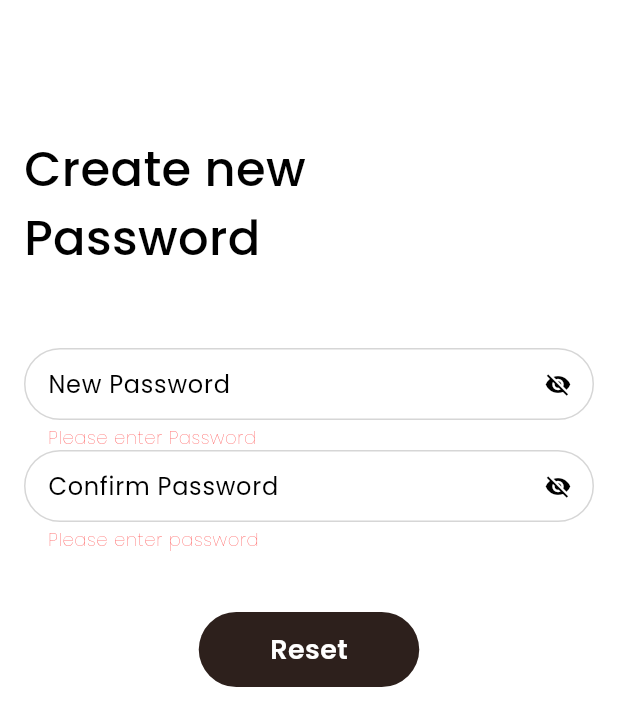
After one commit to Zeeshan08042003/easy_callers_mobile, a Flutter app: the ResetPasswordScreen screen opened directly, after a tap on "Reset", on a phone screen of 412 x 824 dp. The commit adds this screen. Shown: the top 726 px of the screen. Run offline on Flutter 3.47's test engine with Material 3 defaults, Android fonts, the phone set to English and light mode, and no system bars; our stand-ins replace dropdown_button2, flutter_svg, fluttertoast, get, infinite_scroll_pagination and 2 more; missing offline and left inert: dart:ffi; accounts and stored records are empty; network calls fail.

Commit message:
update reset password, much more

```diff
--- a/lib/auth/controller/login_controller.dart
+++ b/lib/auth/controller/login_controller.dart
@@ -1,3 +1,4 @@
+import 'package:easy_callers_mobile/auth/reset_password.dart';
 import 'package:easy_callers_mobile/dashboard/dashboard_screen.dart';
 import 'package:easy_callers_mobile/webservices/webservices.dart';
 import 'package:get/get.dart';
@@ -11,7 +12,12 @@ class LoginController extends GetxController {
   RxString password = "".obs;
   RxString emailError = "".obs;
   RxString passwordError = "".obs;
+  RxString newPassword = "".obs;
+  RxString confirmPassword = "".obs;
+  RxString newPasswordError = "".obs;
+  RxString confirmPasswordError = "".obs;
   RxBool enableButton = false.obs;
+  RxBool isPasswordReset = false.obs;
   var webservice = WebService();
   Rx<User?> userData = Rx<User?>(null);
   Rx<Company?> companyData = Rx<Company?>(null);
@@ -50,6 +56,39 @@ class LoginController extends GetxController {
     print("button val : ${enableButton.value}");
   }
 
+  verifyPassword() async {
+    bool isValid = true;
+    RegExp regExp = RegExp(Constants.PASS_REGEX1);
+    RegExp regExp1 = RegExp(Constants.PASS_REGEX1);
+
+    if (newPassword.value.length == 0) {
+      newPasswordError('Please enter Password');
+      isValid = false;
+    } else if (!regExp1.hasMatch(newPassword.value)) {
+      newPasswordError('Please enter valid Password');
+      isValid = false;
+    } else {
+      newPasswordError('');
+    }
+
+    if (confirmPassword.value.length == 0) {
+      confirmPasswordError('Please enter password');
+      isValid = false;
+    } else if (!regExp1.hasMatch(confirmPassword.value)) {
+      confirmPasswordError('Please enter valid password');
+      isValid = false;
+    } else {
+      confirmPasswordError('');
+    }
+    enableButton(isValid);
+    if (enableButton.value == true) {
+        await resetPassword(
+          password :newPassword.value,confirmPassword: confirmPassword.value
+        );
+    }
+    print("button val : ${enableButton.value}");
+  }
+
   getUserLogin(String email,String password) async {
     isLoading(true);
     var response = await webservice.getLogin(email, password);
@@ -61,12 +100,25 @@ class LoginController extends GetxController {
         var company = response.payload?.data?.company;
         userData(user);
         companyData(company);
-        await prefs.setString("userId", user?.id ?? '');
-        await prefs.setString("companyId", user?.companyId ?? '');
         await prefs.setString("token", response.payload?.token ?? '');
-        await prefs.setString("name", "${response.payload?.data?.user?.firstName} ${response.payload?.data?.user?.lastName}");
-        await prefs.setString("email", response.payload?.data?.user?.email??'');
-        Get.offAll(() => DashboardScreen());
+        if(user?.isActive == false){
+          var data = await Get.to(() => ResetPasswordScreen(isActive: user?.isActive));
+          if(data == true){
+            await prefs.setString("userId", user?.id ?? '');
+            await prefs.setString("companyId", user?.companyId ?? '');
+            await prefs.setString("name", "${response.payload?.data?.user?.firstName} ${response.payload?.data?.user?.lastName}");
+            await prefs.setString("email", response.payload?.data?.user?.email??'');
+            await Get.offAll(() => DashboardScreen());
+          }else{
+            Get.back();
+          }
+        }else{
+          await prefs.setString("userId", user?.id ?? '');
+          await prefs.setString("companyId", user?.companyId ?? '');
+          await prefs.setString("name", "${response.payload?.data?.user?.firstName} ${response.payload?.data?.user?.lastName}");
+          await prefs.setString("email", response.payload?.data?.user?.email??'');
+          await Get.offAll(() => DashboardScreen());
+        }
       } else if (response.payload?.success == false) {
         print('else');
         String msg = response.payload?.message ?? 'Something went wrong';
@@ -78,4 +130,18 @@ class LoginController extends GetxController {
     }
     isLoading(false);
   }
+
+
+  resetPassword({String? confirmPassword ,String? password}) async {
+    isPasswordReset(true);
+    var response = await webservice.getPasswordReset(confirmPassword??'', password??'');
+    if(response.apiResponse.status == API_STATUS.SUCCESS){
+      if(response.payload?.success == true){
+        Get.back(result: true);
+      }
+    }
+    isPasswordReset(false);
+  }
+
+
 }
--- a/lib/auth/login_screen.dart
+++ b/lib/auth/login_screen.dart
@@ -1,3 +1,4 @@
+import 'package:easy_callers_mobile/auth/reset_password.dart';
 import 'package:easy_callers_mobile/auth/sign_up_textfield.dart';
 import 'package:flutter/material.dart';
 import 'package:flutter_svg/svg.dart';
@@ -84,7 +85,8 @@ class LoginScreen extends StatelessWidget {
               Align(
                 alignment: Alignment.centerRight,
                 child: GestureDetector(
-                  onTap: () {
+                  onTap: () async {
+                    // Get.to(() => ResetPasswordScreen(isActive: true));
                   },
                   child: Text(
                     "Resend Password",
--- /dev/null
+++ b/lib/auth/reset_password.dart
@@ -0,0 +1,134 @@
+import 'package:flutter/material.dart';
+import 'package:get/get.dart';
+
+import '../constants/utils.dart';
+import 'controller/login_controller.dart';
+import 'custom_buttons.dart';
+import 'sign_up_textfield.dart';
+
+class ResetPasswordScreen extends StatelessWidget {
+  const ResetPasswordScreen({super.key, this.isActive});
+  final bool? isActive;
+
+  @override
+  Widget build(BuildContext context) {
+    var controller = Get.put(LoginController());
+    return Scaffold(
+      backgroundColor: Color(0xffFFFFFF),
+      body: SingleChildScrollView(
+        child: Padding(
+          padding: const EdgeInsets.symmetric(horizontal: 16.0),
+          child: Column(
+            crossAxisAlignment: CrossAxisAlignment.start,
+            children: [
+              Padding(
+                padding: const EdgeInsets.only(top: 90.0),
+                child: Text(
+                  "Create new\nPassword",
+                  style: TextStyle(
+                      fontWeight: FontWeight.w500,
+                      fontSize: 32,
+                      color: CustomColors.black),
+                ),
+              ),
+              Padding(
+                padding: const EdgeInsets.only(top: 50.0),
+                child: Obx(
+                      ()=> Sign_Up_TextField(
+                    errorMessage: controller.newPasswordError.value,
+                    labelText: "New Password",
+                    suffixIcon: true,
+                    enableBorderColor: Color(0xffD6D6D6),
+                    focusedBorderColor: CustomColors.black,
+                    labelTextColor: CustomColors.black,
+                    cursorColor: CustomColors.black,
+                    onChanged: (txt) {
+                      controller.newPassword(txt);
+                    },
+                  ),
+                ),
+              ),
+              Obx(()=>
+                  Visibility(
+                      visible: controller.newPassword.isNotEmpty,
+                      child: SizedBox(height: 10)),
+              ),
+              Obx(
+                    ()=> Sign_Up_TextField(
+                  errorMessage: controller.confirmPasswordError.value,
+                  suffixIcon: true,
+                  labelText: "Confirm Password",
+                  enableBorderColor: Color(0xffD6D6D6),
+                  focusedBorderColor: CustomColors.black,
+                  labelTextColor: CustomColors.black,
+                  cursorColor: CustomColors.black,
+                  onChanged: (txt) => controller.confirmPassword(txt),
+                ),
+              ),
+              Obx(()=>
+                  Visibility(
+                    visible: controller.newPassword.isNotEmpty,
+                    child: Column(
+                      children: [
+                        SizedBox(height: 5,),
+                        Text(controller.errorMsg.value,style: TextStyle(
+                            color: Colors.red,fontSize: 16
+                        )),
+                        SizedBox(height: 5,)
+                      ],
+                    ),
+                  ),
+              ),
+              SizedBox(
+                height: 10,
+              ),
+              // Align(
+              //   alignment: Alignment.centerRight,.
+              //   child: GestureDetector(
+              //     onTap: () {
+              //     },
+              //     child: Text(
+              //       "Resend Password",
+              //       style: TextStyle(
+              //           decoration: TextDecoration.underline,
+              //           color: CustomColors.black,
+              //           fontSize: 14,
+              //           fontWeight: FontWeight.w400),
+              //     ),
+              //   ),
+              // ),
+              Padding(
+                padding: const EdgeInsets.only(top: 30),
+                child: Center(
+                  child: Obx(()=>
+                      ATButtonV3(
+                        title: isActive == false
+                            ? "Submit" :"Reset",
+                        containerWidth: 147,
+                        isLoading: controller.isPasswordReset.value,
+                        height: 50,
+                        color: Color(0xff2D201C),
+                        textColor: CustomColors.white,
+                        radius: 25,
+                        loaderHeight: 20,
+                        loaderWidth: 20,
+                        onTap: () async {
+                          var val = await controller.verifyPassword();
+                          // var val = {
+                          //   "email": controller.email.value,
+                          //   "password": controller.password.value
+                          // };
+                          print(val);
+                        },
+                      ),
+                  ),
+                ),
+              ),
+              SizedBox(height: 20,),
+            ],
+          ),
+        ),
+      ),
+    );
+  }
+}
--- a/lib/dashboard/dashboard_screen.dart
+++ b/lib/dashboard/dashboard_screen.dart
@@ -133,12 +133,6 @@ class CallTrackerHomePage extends StatelessWidget {
                     itemCount: data.length,
                     itemBuilder: (context, index) {
                       var item = data[index];
-                      getAllowedStatuses() {
-                        return STATUS.values
-                            .where((e) => e != STATUS.connected)
-                            .toList();
-                      }
-
                       return GestureDetector(
                         onTap: () {
                           isLead == true
--- a/lib/webservices/webservices.dart
+++ b/lib/webservices/webservices.dart
@@ -23,6 +23,7 @@ part 'login_api.dart';
 part 'lead_api.dart';
 part 'sumbit_call_logs_api.dart';
 part 'script_apis.dart';
+part 'reset_first_password.dart';
 
 class WebService {
   late Response response;
```
Also changed, not shown: lib/dashboard/LeadsPagination.dart (+5 -5 lines), lib/dashboard/total_leads.dart (+6 -6 lines), lib/feedback/feedback_screen.dart (+26 -2 lines), lib/main.dart (+14 -5 lines), lib/profile/script_controller.dart (+5 -3 lines), lib/webservices/model/delete_script_model.dart (+23 -0 lines), lib/webservices/reset_first_password.dart (added, +27 -0 lines), 1 other file.
